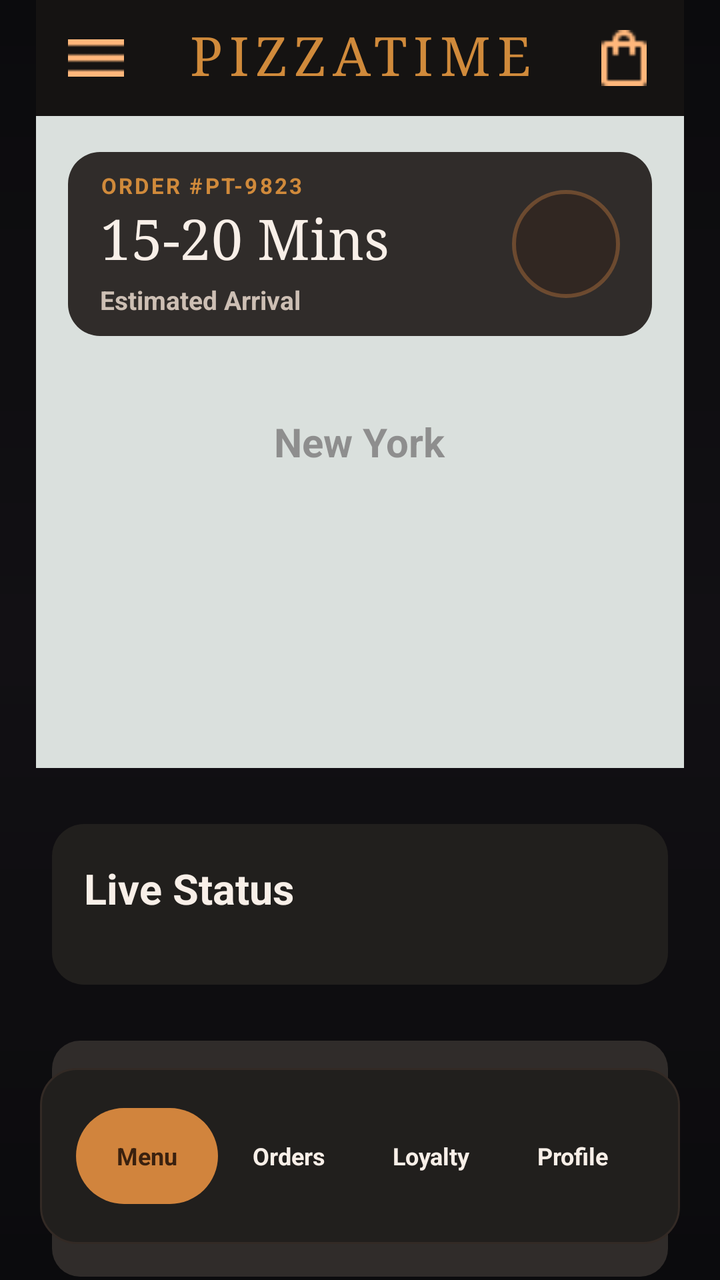
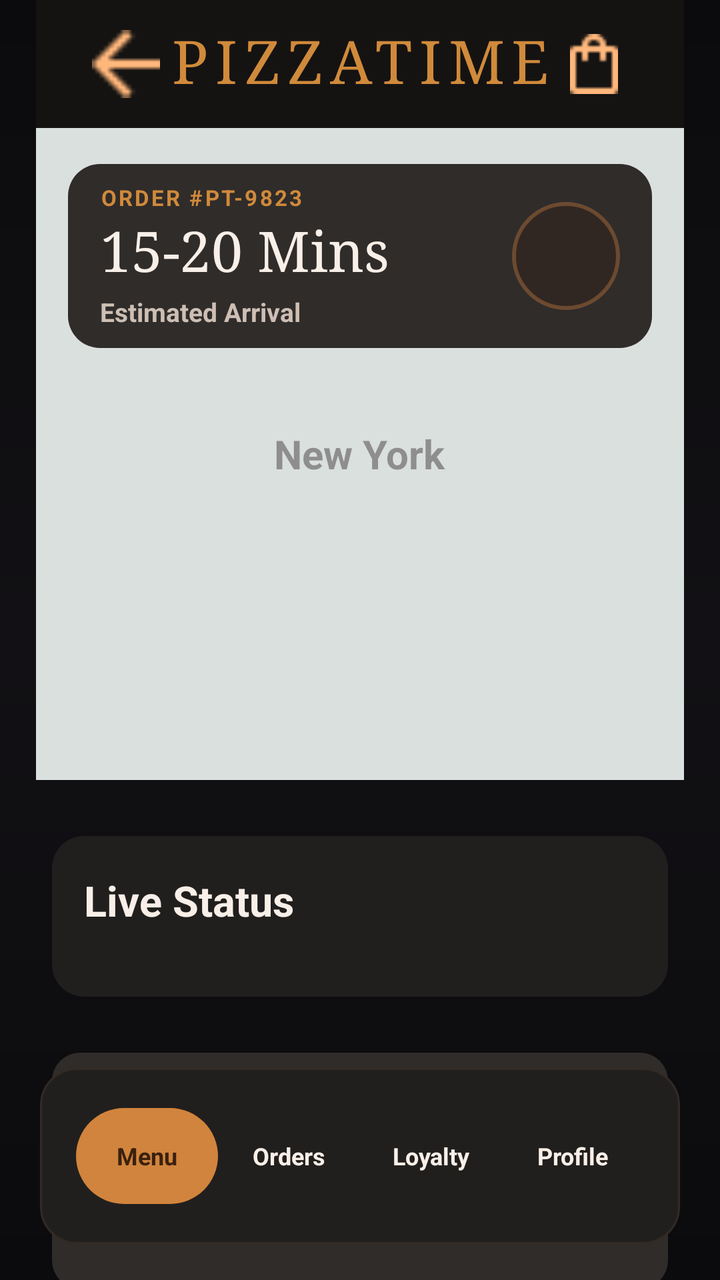

Two renders of the same Android screen: before a commit and after it. Below are the layout's source before the change and the commit's diff.
<!-- AndroidManifest.xml: application theme Theme.PizzaTime -->
<!-- res/layout/fragment_order_tracking.xml -->
<?xml version="1.0" encoding="utf-8"?>
<FrameLayout xmlns:android="http://schemas.android.com/apk/res/android"
    android:id="@+id/orderTrackingRoot"
    android:layout_width="match_parent"
    android:layout_height="match_parent"
    android:background="@drawable/bg_app_dark">

    <ScrollView
        android:id="@+id/trackingScroll"
        android:layout_width="match_parent"
        android:layout_height="match_parent"
        android:clipToPadding="false"
        android:overScrollMode="never"
        android:paddingBottom="112dp"
        android:scrollbars="none">

        <LinearLayout
            android:id="@+id/trackingContent"
            android:layout_width="match_parent"
            android:layout_height="wrap_content"
            android:orientation="vertical"
            android:paddingStart="18dp"
            android:paddingEnd="18dp"
            android:paddingBottom="28dp">

            <LinearLayout
                android:id="@+id/trackingTopBar"
                android:layout_width="match_parent"
                android:layout_height="58dp"
                android:background="@drawable/bg_top_bar_dark"
                android:gravity="center_vertical"
                android:orientation="horizontal"
                android:paddingStart="16dp"
                android:paddingEnd="16dp">

                <ImageView
                    android:id="@+id/btnMenu"
                    android:layout_width="28dp"
                    android:layout_height="28dp"
                    android:contentDescription="@string/menu_drawer_content_description"
                    android:src="@drawable/ic_menu" />

                <TextView
                    android:id="@+id/tvTrackingBrand"
                    android:layout_width="0dp"
                    android:layout_height="wrap_content"
                    android:layout_weight="1"
                    android:fontFamily="serif"
                    android:gravity="center"
                    android:includeFontPadding="false"
                    android:letterSpacing="0.12"
                    android:text="@string/detail_brand"
                    android:textColor="@color/pt_gold"
                    android:textSize="27sp" />

                <ImageView
                    android:id="@+id/btnCart"
                    android:layout_width="28dp"
                    android:layout_height="28dp"
                    android:contentDescription="@string/detail_cart_content_description"
                    android:src="@drawable/ic_bag" />

            </LinearLayout>

            <FrameLayout
                android:id="@+id/mapSection"
                android:layout_width="match_parent"
                android:layout_height="326dp"
                android:background="@drawable/bg_tracking_map_placeholder">

                <TextView
                    android:id="@+id/tvMapLocation"
                    android:layout_width="wrap_content"
                    android:layout_height="wrap_content"
                    android:layout_gravity="center"
                    android:text="@string/tracking_map_location"
                    android:textColor="#2B2B2B"
                    android:textSize="20sp"
                    android:textStyle="bold" />

                <View
                    android:layout_width="match_parent"
                    android:layout_height="match_parent"
                    android:background="#77FFFFFF" />

                <LinearLayout
                    android:id="@+id/etaCard"
                    android:layout_width="match_parent"
                    android:layout_height="92dp"
                    android:layout_marginStart="16dp"
                    android:layout_marginTop="18dp"
                    android:layout_marginEnd="16dp"
                    android:background="@drawable/bg_tracking_eta_card"
                    android:gravity="center_vertical"
                    android:orientation="horizontal"
                    android:paddingStart="16dp"
                    android:paddingEnd="16dp">

                    <LinearLayout
                        android:layout_width="0dp"
                        android:layout_height="wrap_content"
                        android:layout_weight="1"
                        android:orientation="vertical">

                        <TextView
                            android:id="@+id/tvOrderNumber"
                            android:layout_width="wrap_content"
                            android:layout_height="wrap_content"
                            android:letterSpacing="0.10"
                            android:text="@string/tracking_order_number"
                            android:textColor="@color/pt_gold"
                            android:textSize="11sp"
                            android:textStyle="bold" />

                        <TextView
                            android:id="@+id/tvEta"
                            android:layout_width="wrap_content"
                            android:layout_height="wrap_content"
                            android:layout_marginTop="4dp"
                            android:fontFamily="serif"
                            android:includeFontPadding="false"
                            android:text="@string/tracking_eta"
                            android:textColor="@color/pt_text_primary"
                            android:textSize="28sp" />

                        <TextView
                            android:id="@+id/tvEtaLabel"
                            android:layout_width="wrap_content"
                            android:layout_height="wrap_content"
                            android:layout_marginTop="4dp"
                            android:text="@string/tracking_eta_label"
                            android:textColor="@color/pt_text_secondary"
                            android:textSize="13sp"
                            android:textStyle="bold" />

                    </LinearLayout>

                    <View
                        android:id="@+id/etaDriverMarker"
                        android:layout_width="54dp"
                        android:layout_height="54dp"
                        android:background="@drawable/bg_circle_gold_soft" />

                </LinearLayout>

            </FrameLayout>

            <LinearLayout
                android:id="@+id/liveStatusCard"
                android:layout_width="match_parent"
                android:layout_height="wrap_content"
                android:layout_marginStart="8dp"
                android:layout_marginTop="28dp"
                android:layout_marginEnd="8dp"
                android:background="@drawable/bg_tracking_status_card"
                android:orientation="vertical"
                android:paddingStart="16dp"
                android:paddingTop="18dp"
                android:paddingEnd="16dp"
                android:paddingBottom="18dp">

                <TextView
                    android:id="@+id/tvLiveStatus"
                    android:layout_width="match_parent"
                    android:layout_height="wrap_content"
                    android:text="@string/tracking_live_status"
                    android:textColor="@color/pt_text_primary"
                    android:textSize="21sp"
                    android:textStyle="bold" />

                <LinearLayout
                    android:id="@+id/statusStepContainer"
                    android:layout_width="match_parent"
                    android:layout_height="wrap_content"
                    android:layout_marginTop="16dp"
                    android:orientation="vertical" />

            </LinearLayout>

            <LinearLayout
                android:id="@+id/trackingProductCard"
                android:layout_width="match_parent"
                android:layout_height="118dp"
                android:layout_marginStart="8dp"
                android:layout_marginTop="28dp"
                android:layout_marginEnd="8dp"
                android:background="@drawable/bg_tracking_product_card"
                android:gravity="center_vertical"
                android:orientation="horizontal"
                android:paddingStart="16dp"
                android:paddingEnd="14dp">

                <ImageView
                    android:id="@+id/imgProduct"
                    android:layout_width="64dp"
                    android:layout_height="64dp"
                    android:contentDescription="@string/tracking_product_name"
                    android:scaleType="centerCrop"
                    android:src="@drawable/img_welcome_hero" />

                <LinearLayout
                    android:layout_width="0dp"
                    android:layout_height="wrap_content"
                    android:layout_marginStart="16dp"
                    android:layout_weight="1"
                    android:orientation="vertical">

                    <TextView
                        android:id="@+id/tvProductName"
                        android:layout_width="match_parent"
                        android:layout_height="wrap_content"
                        android:textColor="@color/pt_text_primary"
                        android:textSize="20sp"
                        android:textStyle="bold" />

                    <TextView
                        android:id="@+id/tvProductOption"
                        android:layout_width="match_parent"
                        android:layout_height="wrap_content"
                        android:layout_marginTop="3dp"
                        android:textColor="@color/pt_text_secondary"
                        android:textSize="13sp"
                        android:textStyle="bold" />

                    <TextView
                        android:id="@+id/tvProductPrice"
                        android:layout_width="match_parent"
                        android:layout_height="wrap_content"
                        android:layout_marginTop="3dp"
                        android:textColor="@color/pt_text_secondary"
                        android:textSize="14sp"
                        android:textStyle="bold" />

                </LinearLayout>

                <FrameLayout
                    android:id="@+id/btnProductDetail"
                    android:layout_width="48dp"
                    android:layout_height="48dp"
                    android:background="@drawable/bg_tracking_arrow_circle"
                    android:clickable="true"
                    android:focusable="true">

                    <ImageView
                        android:layout_width="22dp"
                        android:layout_height="22dp"
                        android:layout_gravity="center"
                        android:contentDescription="@string/menu_open_pizza"
                        android:src="@drawable/ic_arrow_right" />

                </FrameLayout>

            </LinearLayout>

            <TextView
                android:id="@+id/btnSupport"
                android:layout_width="match_parent"
                android:layout_height="58dp"
                android:layout_marginStart="8dp"
                android:layout_marginTop="28dp"
                android:layout_marginEnd="8dp"
                android:background="@drawable/bg_support_button"
                android:clickable="true"
                android:focusable="true"
                android:gravity="center"
                android:text="@string/tracking_need_support"
                android:textColor="@color/pt_text_primary"
                android:textSize="21sp"
                android:textStyle="bold" />

            <View
                android:layout_width="match_parent"
                android:layout_height="82dp" />

        </LinearLayout>

    </ScrollView>

    <include
        android:id="@+id/bottomNav"
        layout="@layout/layout_customer_bottom_nav"
        android:layout_width="match_parent"
        android:layout_height="88dp"
        android:layout_gravity="bottom"
        android:layout_marginStart="20dp"
        android:layout_marginEnd="20dp"
        android:layout_marginBottom="18dp" />

</FrameLayout>
<!-- res/layout/layout_customer_bottom_nav.xml (included above) -->
<?xml version="1.0" encoding="utf-8"?>
<LinearLayout xmlns:android="http://schemas.android.com/apk/res/android"
    android:id="@+id/bottomNavRoot"
    android:layout_width="match_parent"
    android:layout_height="88dp"
    android:background="@drawable/bg_bottom_nav"
    android:gravity="center"
    android:orientation="horizontal"
    android:paddingStart="18dp"
    android:paddingEnd="18dp">

    <TextView
        android:id="@+id/navMenu"
        android:layout_width="0dp"
        android:layout_height="48dp"
        android:layout_weight="1"
        android:background="@drawable/bg_bottom_nav_item_selected"
        android:clickable="true"
        android:focusable="true"
        android:foreground="?attr/selectableItemBackground"
        android:gravity="center"
        android:text="@string/home_nav_menu"
        android:textColor="@color/pt_text_dark"
        android:textSize="12sp"
        android:textStyle="bold" />

    <TextView
        android:id="@+id/navOrders"
        android:layout_width="0dp"
        android:layout_height="48dp"
        android:layout_weight="1"
        android:clickable="true"
        android:focusable="true"
        android:foreground="?attr/selectableItemBackground"
        android:gravity="center"
        android:text="@string/home_nav_orders"
        android:textColor="@color/pt_text_primary"
        android:textSize="12sp"
        android:textStyle="bold" />

    <TextView
        android:id="@+id/navLoyalty"
        android:layout_width="0dp"
        android:layout_height="48dp"
        android:layout_weight="1"
        android:clickable="true"
        android:focusable="true"
        android:foreground="?attr/selectableItemBackground"
        android:gravity="center"
        android:text="@string/home_nav_loyalty"
        android:textColor="@color/pt_text_primary"
        android:textSize="12sp"
        android:textStyle="bold" />

    <TextView
        android:id="@+id/navProfile"
        android:layout_width="0dp"
        android:layout_height="48dp"
        android:layout_weight="1"
        android:clickable="true"
        android:focusable="true"
        android:foreground="?attr/selectableItemBackground"
        android:gravity="center"
        android:text="@string/home_nav_profile"
        android:textColor="@color/pt_text_primary"
        android:textSize="12sp"
        android:textStyle="bold" />

</LinearLayout>
<!-- resources referenced by this layout -->
<resources>
  <color name="pt_gold">#D08A3B</color>
  <color name="pt_text_dark">#3A210F</color>
  <color name="pt_text_primary">#F8EFE8</color>
  <color name="pt_text_secondary">#CDBFB4</color>
  <!-- drawable bg_bottom_nav (drawable) -->
  ﻿<shape xmlns:android="http://schemas.android.com/apk/res/android">
      <corners android:radius="18dp" />
      <solid android:color="#211F1D" />
      <stroke
          android:width="1dp"
          android:color="#332A25" />
  </shape>
  <!-- drawable bg_bottom_nav_item_selected (drawable) -->
  ﻿<shape xmlns:android="http://schemas.android.com/apk/res/android">
      <corners android:radius="999dp" />
      <solid android:color="#D1843D" />
  </shape>
  <!-- drawable bg_circle_gold_soft (drawable) -->
  ﻿<shape xmlns:android="http://schemas.android.com/apk/res/android"
      android:shape="oval">
      <solid android:color="#55351F12" />
      <stroke
          android:width="2dp"
          android:color="#AA8A5B35" />
  </shape>
  <!-- drawable bg_support_button (drawable) -->
  ﻿<shape xmlns:android="http://schemas.android.com/apk/res/android">
      <corners android:radius="12dp" />
      <solid android:color="#00151312" />
      <stroke
          android:width="1dp"
          android:color="#6A4E39" />
  </shape>
  <!-- drawable bg_top_bar_dark (drawable) -->
  ﻿<shape xmlns:android="http://schemas.android.com/apk/res/android">
      <solid android:color="#151312" />
  </shape>
  <!-- drawable bg_tracking_arrow_circle (drawable) -->
  ﻿<shape xmlns:android="http://schemas.android.com/apk/res/android"
      android:shape="oval">
      <solid android:color="#4A4643" />
  </shape>
  <!-- drawable bg_tracking_eta_card (drawable) -->
  ﻿<shape xmlns:android="http://schemas.android.com/apk/res/android">
      <corners android:radius="16dp" />
      <solid android:color="#302C2A" />
  </shape>
  <!-- drawable bg_tracking_map_placeholder (drawable) -->
  ﻿<shape xmlns:android="http://schemas.android.com/apk/res/android">
      <solid android:color="#B9C5BE" />
  </shape>
  <!-- drawable bg_tracking_product_card (drawable) -->
  ﻿<shape xmlns:android="http://schemas.android.com/apk/res/android">
      <corners android:radius="14dp" />
      <solid android:color="#302C2A" />
  </shape>
  <!-- drawable bg_tracking_status_card (drawable) -->
  ﻿<shape xmlns:android="http://schemas.android.com/apk/res/android">
      <corners android:radius="16dp" />
      <solid android:color="#211F1D" />
  </shape>
  <!-- drawable ic_menu: png bitmap (drawable, 172 bytes) -->
  <string name="detail_brand">PIZZATIME</string>
  <string name="detail_cart_content_description">Cart</string>
  <string name="home_nav_loyalty">Loyalty</string>
  <string name="home_nav_menu">Menu</string>
  <string name="home_nav_orders">Orders</string>
  <string name="home_nav_profile">Profile</string>
  <string name="menu_drawer_content_description">Open menu</string>
  <string name="menu_open_pizza">Open pizza detail</string>
  <string name="tracking_eta">15-20 Mins</string>
  <string name="tracking_eta_label">Estimated Arrival</string>
  <string name="tracking_live_status">Live Status</string>
  <string name="tracking_map_location">New York</string>
  <string name="tracking_need_support">Need Support?</string>
  <string name="tracking_order_number">ORDER #PT-9823</string>
  <string name="tracking_product_name">The Midnight Truffle</string>
  <style name="Theme.PizzaTime" parent="Theme.MaterialComponents.DayNight.NoActionBar">
          
          <item name="colorOnPrimary">@color/white</item>
          
          <item name="colorOnSecondary">@color/black</item>
          
          <item name="android:statusBarColor">?attr/colorPrimaryVariant</item>
          
      </style>
  <color name="pt_black">#0B0B0D</color>
  <color name="pt_dark">#121014</color>
  <color name="white">#FFFFFFFF</color>
  <color name="black">#FF000000</color>
  <!-- unchanged entries left out for length: 4 -->
</resources>

<!-- the commit's change to res/layout/fragment_order_tracking.xml (unified diff, before → after) -->
@@ -26,19 +26,19 @@
             <LinearLayout
                 android:id="@+id/trackingTopBar"
                 android:layout_width="match_parent"
-                android:layout_height="58dp"
+                android:layout_height="64dp"
                 android:background="@drawable/bg_top_bar_dark"
                 android:gravity="center_vertical"
                 android:orientation="horizontal"
-                android:paddingStart="16dp"
-                android:paddingEnd="16dp">
+                android:paddingStart="28dp"
+                android:paddingEnd="28dp">
 
                 <ImageView
-                    android:id="@+id/btnMenu"
-                    android:layout_width="28dp"
-                    android:layout_height="28dp"
-                    android:contentDescription="@string/menu_drawer_content_description"
-                    android:src="@drawable/ic_menu" />
+                    android:id="@+id/btnBack"
+                    android:layout_width="34dp"
+                    android:layout_height="34dp"
+                    android:contentDescription="@string/detail_back_content_description"
+                    android:src="@drawable/ic_back" />
 
                 <TextView
                     android:id="@+id/tvTrackingBrand"
@@ -51,14 +51,35 @@
                     android:letterSpacing="0.12"
                     android:text="@string/detail_brand"
                     android:textColor="@color/pt_gold"
-                    android:textSize="27sp" />
-
-                <ImageView
+                    android:textSize="30sp" />
+
+                <FrameLayout
                     android:id="@+id/btnCart"
-                    android:layout_width="28dp"
-                    android:layout_height="28dp"
-                    android:contentDescription="@string/detail_cart_content_description"
-                    android:src="@drawable/ic_bag" />
+                    android:layout_width="34dp"
+                    android:layout_height="34dp"
+                    android:clickable="true"
+                    android:focusable="true">
+
+                    <ImageView
+                        android:layout_width="30dp"
+                        android:layout_height="30dp"
+                        android:layout_gravity="center"
+                        android:contentDescription="@string/detail_cart_content_description"
+                        android:src="@drawable/ic_bag" />
+
+                    <TextView
+                        android:id="@+id/tvCartBadge"
+                        android:layout_width="20dp"
+                        android:layout_height="20dp"
+                        android:layout_gravity="top|end"
+                        android:background="@drawable/bg_badge_red"
+                        android:gravity="center"
+                        android:textColor="@color/pt_text_primary"
+                        android:textSize="11sp"
+                        android:textStyle="bold"
+                        android:visibility="gone" />
+
+                </FrameLayout>
 
             </LinearLayout>
 
<!-- resource entries referenced after the edit -->
@@ -4,6 +4,11 @@
   <color name="pt_text_dark">#3A210F</color>
   <color name="pt_text_primary">#F8EFE8</color>
   <color name="pt_text_secondary">#CDBFB4</color>
+  <!-- drawable bg_badge_red (drawable) -->
+  ﻿<shape xmlns:android="http://schemas.android.com/apk/res/android"
+      android:shape="oval">
+      <solid android:color="#FF6464" />
+  </shape>
   <!-- drawable bg_bottom_nav (drawable) -->
   ﻿<shape xmlns:android="http://schemas.android.com/apk/res/android">
       <corners android:radius="18dp" />
@@ -61,14 +66,14 @@
       <corners android:radius="16dp" />
       <solid android:color="#211F1D" />
   </shape>
-  <!-- drawable ic_menu: png bitmap (drawable, 172 bytes) -->
+  <!-- drawable ic_back: png bitmap (drawable, 278 bytes) -->
+  <string name="detail_back_content_description">Back</string>
   <string name="detail_brand">PIZZATIME</string>
   <string name="detail_cart_content_description">Cart</string>
   <string name="home_nav_loyalty">Loyalty</string>
   <string name="home_nav_menu">Menu</string>
   <string name="home_nav_orders">Orders</string>
   <string name="home_nav_profile">Profile</string>
-  <string name="menu_drawer_content_description">Open menu</string>
   <string name="menu_open_pizza">Open pizza detail</string>
   <string name="tracking_eta">15-20 Mins</string>
   <string name="tracking_eta_label">Estimated Arrival</string>
